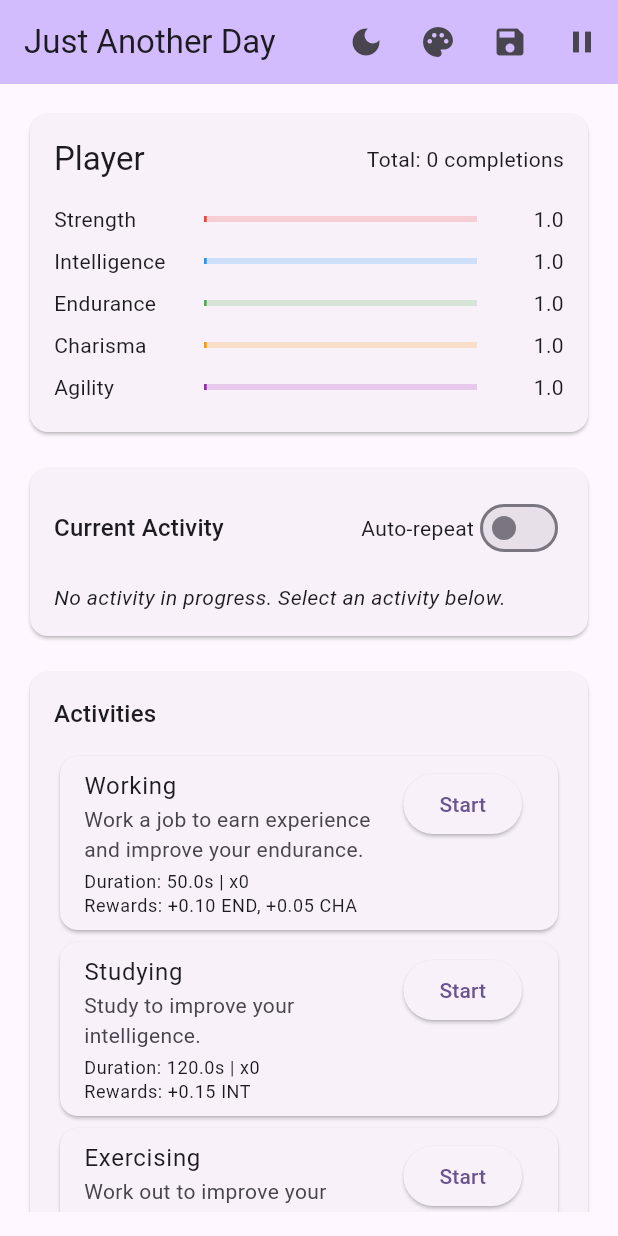
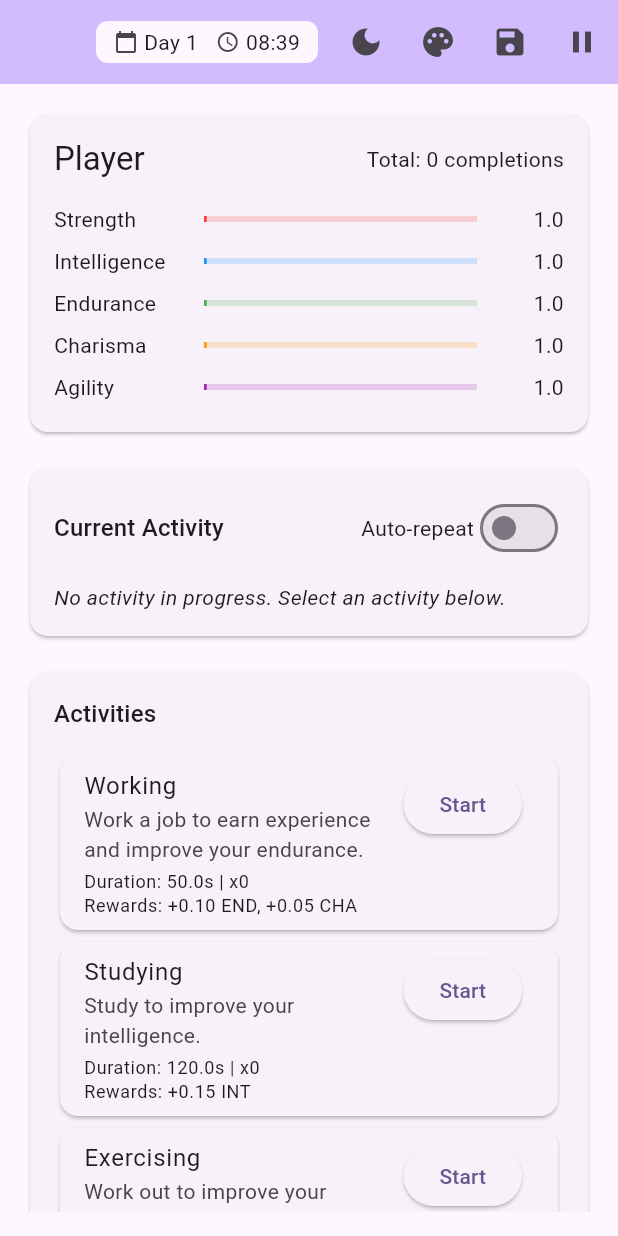
Before and after one commit to Liodene/Just-another-day, a Flutter app: the screen it shows after launch, on a phone screen of 412 x 824 dp. Run offline on Flutter 3.47's test engine with Material 3 defaults, Android fonts, the phone set to English and light mode, and no system bars; our stand-ins replace shared_preferences.

```diff
--- a/lib/main.dart
+++ b/lib/main.dart
@@ -173,6 +173,10 @@ class _GameScreenState extends State<GameScreen>
         backgroundColor: Theme.of(context).colorScheme.inversePrimary,
         title: const Text('Just Another Day'),
         actions: [
+          Padding(
+            padding: const EdgeInsets.symmetric(horizontal: 8),
+            child: GameTimeDisplay(gameTime: _activityManager.gameTime),
+          ),
           ThemeSelector(
             currentTheme: widget.themeProvider.currentTheme,
             onThemeChanged: widget.themeProvider.setTheme,
```
